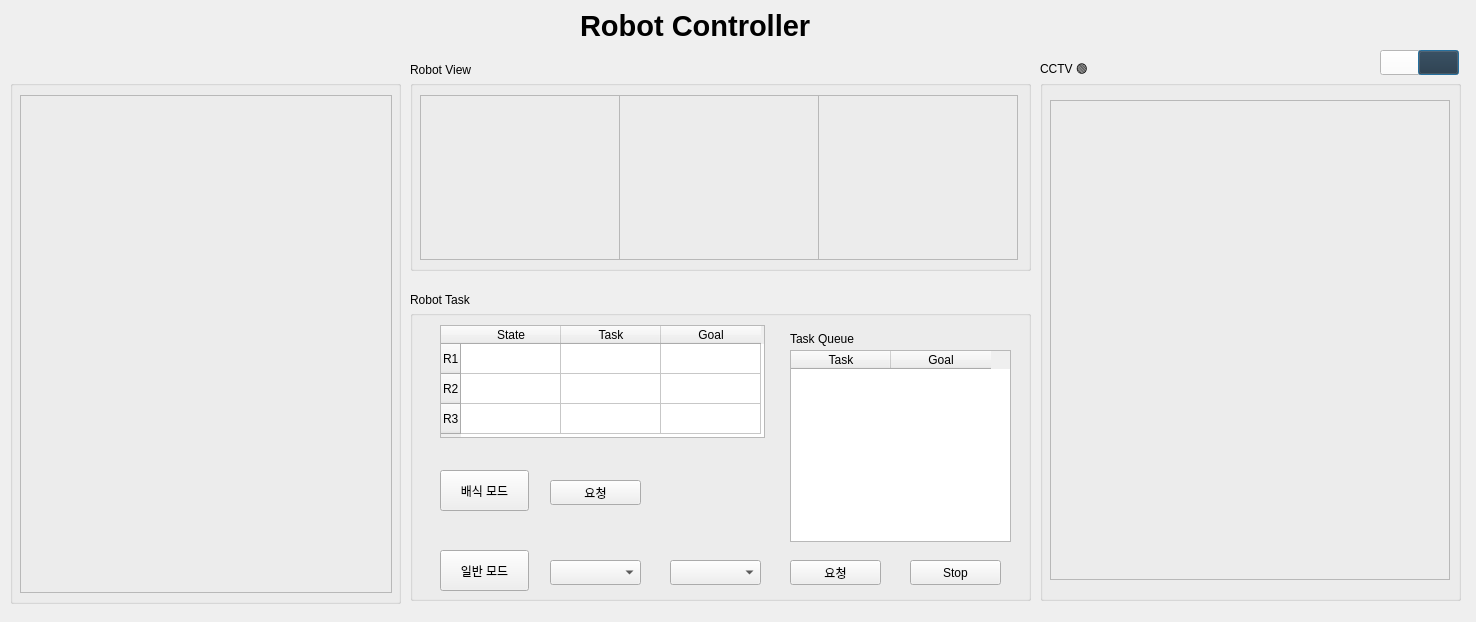
The window that nursing_home/src/ui_pkg/ui_pkg/monitoring.ui (addinedu-ros-3rd/ros-repo-1) describes before a commit, drawn with Qt 5.
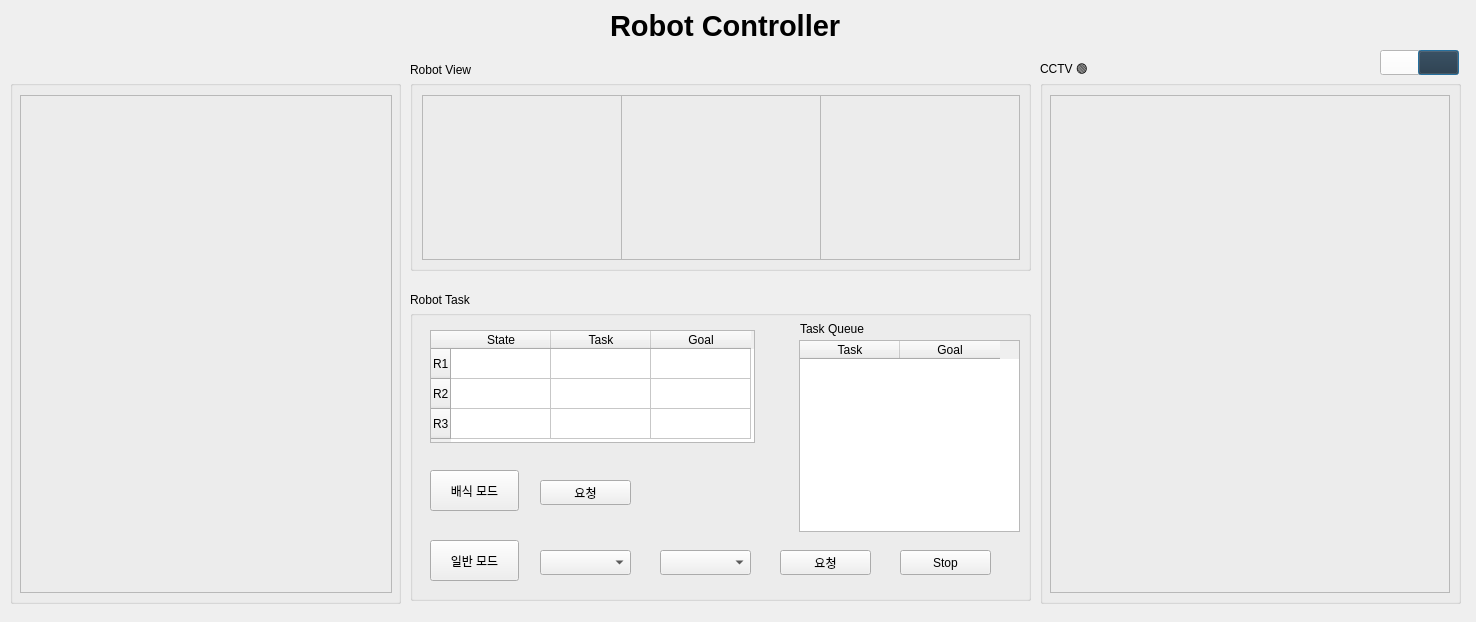
The same window after the commit.

Commit message: feat : 좌표에 숫자 보이기

What changed in the file:
```diff
--- a/nursing_home/src/ui_pkg/ui_pkg/monitoring.ui
+++ b/nursing_home/src/ui_pkg/ui_pkg/monitoring.ui
@@ -160,7 +160,7 @@
     </property>
     <property name="geometry">
      <rect>
-      <x>408</x>
+      <x>410</x>
       <y>15</y>
       <width>200</width>
       <height>165</height>
@@ -184,7 +184,7 @@
     </property>
     <property name="geometry">
      <rect>
-      <x>209</x>
+      <x>211</x>
       <y>15</y>
       <width>200</width>
       <height>165</height>
@@ -208,7 +208,7 @@
     </property>
     <property name="geometry">
      <rect>
-      <x>10</x>
+      <x>12</x>
       <y>15</y>
       <width>200</width>
       <height>165</height>
@@ -242,8 +242,8 @@
    <widget class="QTableWidget" name="task_queue">
     <property name="geometry">
      <rect>
-      <x>380</x>
-      <y>40</y>
+      <x>389</x>
+      <y>30</y>
       <width>221</width>
       <height>192</height>
      </rect>
@@ -262,8 +262,8 @@
    <widget class="QComboBox" name="task_combo">
     <property name="geometry">
      <rect>
-      <x>140</x>
-      <y>250</y>
+      <x>130</x>
+      <y>240</y>
       <width>91</width>
       <height>25</height>
      </rect>
@@ -272,8 +272,8 @@
    <widget class="QComboBox" name="location_combo">
     <property name="geometry">
      <rect>
-      <x>260</x>
-      <y>250</y>
+      <x>250</x>
+      <y>240</y>
       <width>91</width>
       <height>25</height>
      </rect>
@@ -282,7 +282,7 @@
    <widget class="QPushButton" name="serve_btn">
     <property name="geometry">
      <rect>
-      <x>140</x>
+      <x>130</x>
       <y>170</y>
       <width>91</width>
       <height>25</height>
@@ -295,8 +295,8 @@
    <widget class="QPushButton" name="normal_mode">
     <property name="geometry">
      <rect>
-      <x>30</x>
-      <y>240</y>
+      <x>20</x>
+      <y>230</y>
       <width>89</width>
       <height>41</height>
      </rect>
@@ -308,8 +308,8 @@
    <widget class="QPushButton" name="serve_stop">
     <property name="geometry">
      <rect>
-      <x>500</x>
-      <y>250</y>
+      <x>490</x>
+      <y>240</y>
       <width>91</width>
       <height>25</height>
      </rect>
@@ -324,8 +324,8 @@
    <widget class="QTableWidget" name="robot_table">
     <property name="geometry">
      <rect>
-      <x>30</x>
-      <y>15</y>
+      <x>20</x>
+      <y>20</y>
       <width>325</width>
       <height>113</height>
      </rect>
@@ -375,8 +375,8 @@
    <widget class="QPushButton" name="call_btn">
     <property name="geometry">
      <rect>
-      <x>380</x>
-      <y>250</y>
+      <x>370</x>
+      <y>240</y>
       <width>91</width>
       <height>25</height>
      </rect>
@@ -388,7 +388,7 @@
    <widget class="QPushButton" name="serve_mode">
     <property name="geometry">
      <rect>
-      <x>30</x>
+      <x>20</x>
       <y>160</y>
       <width>89</width>
       <height>41</height>
@@ -401,8 +401,8 @@
    <widget class="QLabel" name="queue_label">
     <property name="geometry">
      <rect>
-      <x>380</x>
-      <y>20</y>
+      <x>390</x>
+      <y>10</y>
       <width>91</width>
       <height>17</height>
      </rect>
@@ -428,7 +428,7 @@
   <widget class="QLabel" name="title_label">
    <property name="geometry">
     <rect>
-     <x>580</x>
+     <x>610</x>
      <y>10</y>
      <width>241</width>
      <height>31</height>
@@ -504,7 +504,7 @@
      <x>1040</x>
      <y>80</y>
      <width>421</width>
-     <height>521</height>
+     <height>524</height>
     </rect>
    </property>
    <property name="title">
@@ -517,9 +517,9 @@
     <property name="geometry">
      <rect>
       <x>10</x>
-      <y>20</y>
+      <y>15</y>
       <width>400</width>
-      <height>480</height>
+      <height>498</height>
      </rect>
     </property>
     <property name="font">
```
The commit also changes 1 other file.
